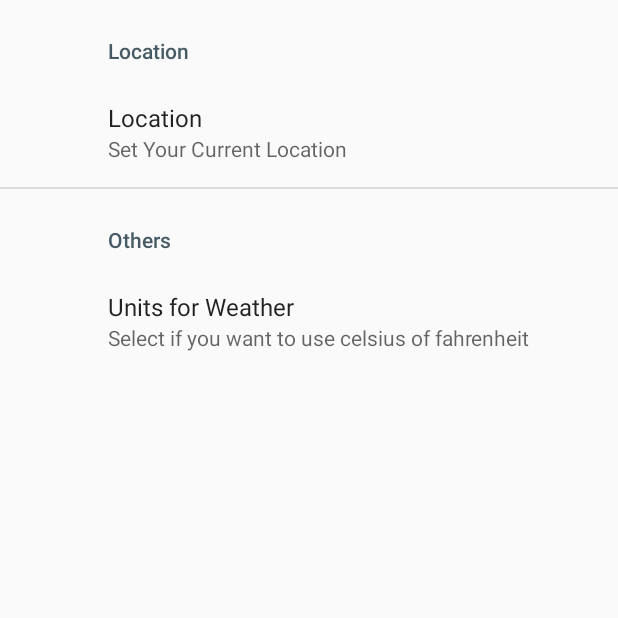
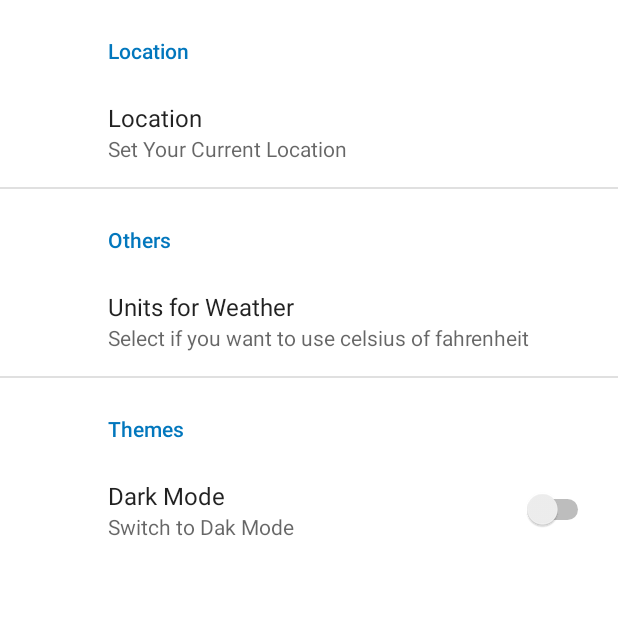
Before and after one commit to Esarve/WeatherBD, an Android app: the screen it shows after launch (SettingsActivity), after a tap on "Settings Icon", on a phone screen of 412 x 824 dp, the top half of it. Run offline under Robolectric (Android 15) with nearby library versions, the phone set to English and light mode, and no system bars; our stand-ins replace Room's generated code, androidx.preference; 3 statements that could not run were skipped.

Commit message:
Dark Mode Yay!

```diff
--- a/app/src/main/AndroidManifest.xml
+++ b/app/src/main/AndroidManifest.xml
@@ -11,10 +11,12 @@
         android:label="@string/app_name"
         android:roundIcon="@mipmap/ic_launcher_round"
         android:supportsRtl="true"
-        android:theme="@style/AppTheme">
+        android:theme="@style/AppThemeLight">
         <activity
             android:name=".Views.SettingsActivity"
-            android:label="@string/title_activity_settings"></activity>
+            android:label="@string/title_activity_settings"
+            android:theme="@style/AppThemeLight">
+        </activity>
         <activity android:name=".Views.MainActivity">
             <intent-filter>
                 <action android:name="android.intent.action.MAIN" />
--- a/app/src/main/java/com/sourav/weatherbd/Views/MainActivity.java
+++ b/app/src/main/java/com/sourav/weatherbd/Views/MainActivity.java
@@ -5,15 +5,13 @@ import android.content.Intent;
 import android.os.Build;
 import android.os.Bundle;
 import android.util.Log;
-import android.view.Menu;
-import android.view.MenuInflater;
-import android.view.MenuItem;
 import android.view.View;
+import android.widget.ImageView;
 import android.widget.TextView;
 import android.widget.Toast;
 
-import androidx.annotation.NonNull;
 import androidx.appcompat.app.AppCompatActivity;
+import androidx.appcompat.app.AppCompatDelegate;
 import androidx.coordinatorlayout.widget.CoordinatorLayout;
 import androidx.core.content.ContextCompat;
 import androidx.lifecycle.LiveData;
@@ -25,8 +23,6 @@ import com.sourav.weatherbd.Models.Structures.Data;
 import com.sourav.weatherbd.Models.Structures.Weather;
 import com.sourav.weatherbd.R;
 import com.sourav.weatherbd.Viewmodel.WeatherViewModel;
-
-import static com.google.android.material.snackbar.BaseTransientBottomBar.LENGTH_SHORT;
 
 public class MainActivity extends AppCompatActivity {
 
@@ -40,16 +36,18 @@ public class MainActivity extends AppCompatActivity {
     private TextView condition;
     private TextView max;
     private TextView min;
+    private ImageView settingsIcon;
     private StatusNavBarColorHandler statusNavBarColorHandler;
     private CoordinatorLayout coordinatorLayout;
+    private SettingsManager settingsManager;
 
     @Override
     protected void onCreate(Bundle savedInstanceState) {
         super.onCreate(savedInstanceState);
         setContentView(R.layout.activity_main);
-        statusNavBarColorHandler = StatusNavBarColorHandler.getInstance();
-        statusNavBarColorHandler.setLightStatusNavBar(getWindow().getDecorView(),this);;
+        settingsManager = new SettingsManager(this);
         initializeViews();
+        setThemeConfigs();
         weatherViewModel = new ViewModelProvider(this,
                 new ViewModelProvider.AndroidViewModelFactory(this.getApplication()))
                 .get(WeatherViewModel.class);
@@ -58,9 +56,32 @@ public class MainActivity extends AppCompatActivity {
             Log.d(TAG, "onChanged: RUN");
             populate(data);
         });
-        //getWeather(location);
     }
 
+    @Override
+    protected void onPostResume() {
+        super.onPostResume();
+        setThemeConfigs();
+    }
+
+    // Set Dark Mode & Other color stuffs
+    private void setThemeConfigs() {
+        boolean darkMode = settingsManager.getDarkMode();
+
+        if (darkMode) {
+            AppCompatDelegate.setDefaultNightMode(AppCompatDelegate.MODE_NIGHT_YES);
+            settingsIcon.setImageResource(R.drawable.ic_settings_white_24dp);
+        }
+        else {
+            AppCompatDelegate.setDefaultNightMode(AppCompatDelegate.MODE_NIGHT_NO);
+            settingsIcon.setImageResource(R.drawable.ic_settings_black_24dp);
+            statusNavBarColorHandler = StatusNavBarColorHandler.getInstance();
+            statusNavBarColorHandler.setLightStatusNavBar(getWindow().getDecorView(), this);
+        }
+
+    }
+
+    // Populate Views
     private void populate(Data data) {
         if (data != null) {
             String unit = weatherViewModel.getUnit();
@@ -117,19 +138,7 @@ public class MainActivity extends AppCompatActivity {
         max = findViewById(R.id.tvMax);
         min = findViewById(R.id.tvMin);
         coordinatorLayout = findViewById(R.id.parentLayout);
-    }
-
-    public void setLightStatusNavBar(View view, Activity activity){
-
-        if (Build.VERSION.SDK_INT >= Build.VERSION_CODES.M) {
-
-            int flags = view.getSystemUiVisibility();
-            flags |= View.SYSTEM_UI_FLAG_LIGHT_STATUS_BAR;
-            view.setSystemUiVisibility(flags);
-            activity.getWindow().setStatusBarColor(ContextCompat.getColor(this,R.color.grey_3));
-
-            getWindow().setNavigationBarColor(ContextCompat.getColor(this, R.color.grey_3));
-        }
+        settingsIcon = findViewById(R.id.settingsIcon);
     }
 
     //Extended Floating Action Button Click method
--- a/app/src/main/java/com/sourav/weatherbd/Views/SettingsActivity.java
+++ b/app/src/main/java/com/sourav/weatherbd/Views/SettingsActivity.java
@@ -4,6 +4,7 @@ import android.os.Bundle;
 
 import androidx.appcompat.app.ActionBar;
 import androidx.appcompat.app.AppCompatActivity;
+import androidx.appcompat.app.AppCompatDelegate;
 import androidx.preference.PreferenceFragmentCompat;
 
 import com.sourav.weatherbd.R;
@@ -21,8 +22,7 @@ public class SettingsActivity extends AppCompatActivity {
         if (actionBar != null) {
             actionBar.setDisplayHomeAsUpEnabled(true);
         }
-        StatusNavBarColorHandler statusNavBarColorHandler = StatusNavBarColorHandler.getInstance();
-        statusNavBarColorHandler.setLightStatusNavBar(getWindow().getDecorView(),this);;
+        setThemeConfigs();
     }
 
     public static class SettingsFragment extends PreferenceFragmentCompat {
@@ -31,4 +31,18 @@ public class SettingsActivity extends AppCompatActivity {
             setPreferencesFromResource(R.xml.pref, rootKey);
         }
     }
+
+    private void setThemeConfigs() {
+        boolean darkMode = new SettingsManager(this).getDarkMode();
+
+        if (darkMode)
+            AppCompatDelegate.setDefaultNightMode(AppCompatDelegate.MODE_NIGHT_YES);
+        else {
+            AppCompatDelegate.setDefaultNightMode(AppCompatDelegate.MODE_NIGHT_NO);
+
+            StatusNavBarColorHandler statusNavBarColorHandler = StatusNavBarColorHandler.getInstance();
+            statusNavBarColorHandler.setLightStatusNavBar(getWindow().getDecorView(), this);
+        }
+
+    }
 }
--- /dev/null
+++ b/app/src/main/res/drawable/ic_settings_white_24dp.xml
@@ -0,0 +1,5 @@
+<vector android:height="32dp" android:tint="#F5F5F5"
+    android:viewportHeight="24" android:viewportWidth="24"
+    android:width="32dp" xmlns:android="http://schemas.android.com/apk/res/android">
+    <path android:fillColor="#FF000000" android:pathData="M19.1,12.9a2.8,2.8 0,0 0,0.1 -0.9,2.8 2.8,0 0,0 -0.1,-0.9l2.1,-1.6a0.7,0.7 0,0 0,0.1 -0.6L19.4,5.5a0.7,0.7 0,0 0,-0.6 -0.2l-2.4,1a6.5,6.5 0,0 0,-1.6 -0.9l-0.4,-2.6a0.5,0.5 0,0 0,-0.5 -0.4H10.1a0.5,0.5 0,0 0,-0.5 0.4L9.3,5.4a5.6,5.6 0,0 0,-1.7 0.9l-2.4,-1a0.4,0.4 0,0 0,-0.5 0.2l-2,3.4c-0.1,0.2 0,0.4 0.2,0.6l2,1.6a2.8,2.8 0,0 0,-0.1 0.9,2.8 2.8,0 0,0 0.1,0.9L2.8,14.5a0.7,0.7 0,0 0,-0.1 0.6l1.9,3.4a0.7,0.7 0,0 0,0.6 0.2l2.4,-1a6.5,6.5 0,0 0,1.6 0.9l0.4,2.6a0.5,0.5 0,0 0,0.5 0.4h3.8a0.5,0.5 0,0 0,0.5 -0.4l0.3,-2.6a5.6,5.6 0,0 0,1.7 -0.9l2.4,1a0.4,0.4 0,0 0,0.5 -0.2l2,-3.4c0.1,-0.2 0,-0.4 -0.2,-0.6ZM12,15.6A3.6,3.6 0,1 1,15.6 12,3.6 3.6,0 0,1 12,15.6Z"/>
+</vector>
--- /dev/null
+++ b/app/src/main/res/values-night/values-night.xml
@@ -0,0 +1,9 @@
+<?xml version="1.0" encoding="utf-8"?>
+<resources>
+    <color name="colorPrimary">#0277bd</color>
+    <color name="colorPrimaryDark">#121212</color>
+    <color name="colorAccent">#29b6f6</color>
+    <color name="colorOtherCard">#616161</color>
+    <color name="colorFontTitle">#ffffff</color>
+    <color name="colorFontMain">#ffffff</color>
+</resources>
--- a/app/src/main/res/values/colors.xml
+++ b/app/src/main/res/values/colors.xml
@@ -1,9 +1,11 @@
 <?xml version="1.0" encoding="utf-8"?>
 <resources>
     <color name="colorPrimary">#0277bd</color>
-    <color name="colorPrimaryDark">#004c8c</color>
-    <color name="colorAccent">#455a64</color>
-    <color name="color_fab">#2979FF</color>
+    <color name="colorPrimaryDark">#fafafa</color>
+    <color name="colorAccent">#0277bd</color>
+    <color name="colorOtherCard">#e6e6e6</color>
+    <color name="colorFontTitle">#616161</color>
+    <color name="colorFontMain">#f7f7f7</color>
 
     <color name="overlay_dark_10">#1A000000</color>
     <color name="overlay_dark_20">#33000000</color>
--- a/app/src/main/res/values/styles.xml
+++ b/app/src/main/res/values/styles.xml
@@ -1,13 +1,14 @@
 <resources xmlns:tools="http://schemas.android.com/tools">
 
     <!-- Base application theme. -->
-    <style name="AppTheme" parent="Theme.AppCompat.Light.NoActionBar">
+    <style name="AppThemeLight" parent="Theme.MaterialComponents.DayNight.NoActionBar">
         <!-- Customize your theme here. -->
         <item name="colorPrimary">@color/colorPrimary</item>
-        <item name="colorPrimaryDark">@color/grey_3</item>
+        <item name="colorPrimaryDark">@color/colorPrimaryDark</item>
         <item name="colorAccent">@color/colorAccent</item>
         <item name="android:windowLightNavigationBar"
             tools:targetApi="o_mr1">true</item>
+        <item name="textAppearanceButton">@style/AppTextAppearance.Button</item>
     </style>
 
     <style name="MyMaterialTheme" parent="Theme.MaterialComponents.Light.NoActionBar">
@@ -21,7 +22,7 @@
     <style name="AppTextAppearance.Button" parent="TextAppearance.MaterialComponents.Button">
         <item name="android:textAllCaps">true</item>
     </style>
-    <style name="Toolbar.Light" parent="@style/AppTheme">
+    <style name="Toolbar.Light" parent="@style/AppThemeLight">
         <item name="colorControlNormal">@color/grey_60</item>
         <item name="android:textColorPrimary">@color/grey_60</item>
     </style>
--- a/app/src/main/res/xml/pref.xml
+++ b/app/src/main/res/xml/pref.xml
@@ -21,4 +21,11 @@
             android:title="@string/unit_title"
             android:summary="Select if you want to use celsius of fahrenheit"/>
     </PreferenceCategory>
+    <PreferenceCategory android:title="Themes">
+        <SwitchPreference
+            android:defaultValue="false"
+            android:title="Dark Mode"
+            android:key="darkmode"
+            android:summary="Switch to Dak Mode"/>
+    </PreferenceCategory>
 </PreferenceScreen>
```
Also changed, not shown: app/src/main/res/layout/activity_main.xml (+12 -11 lines).
